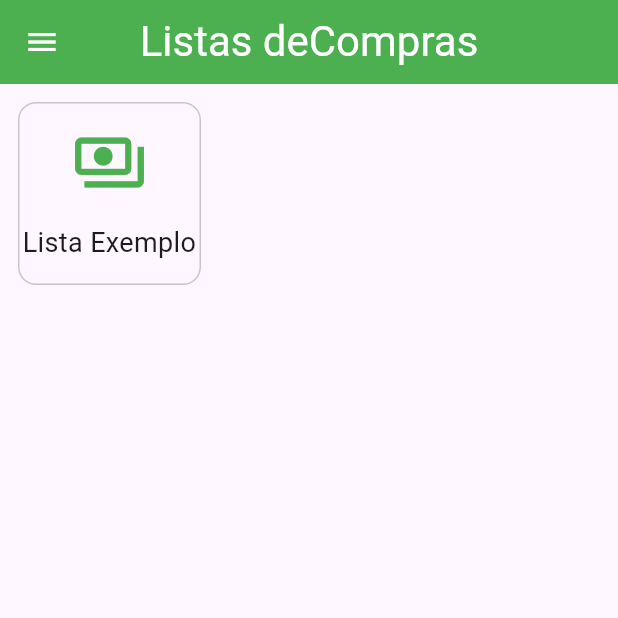
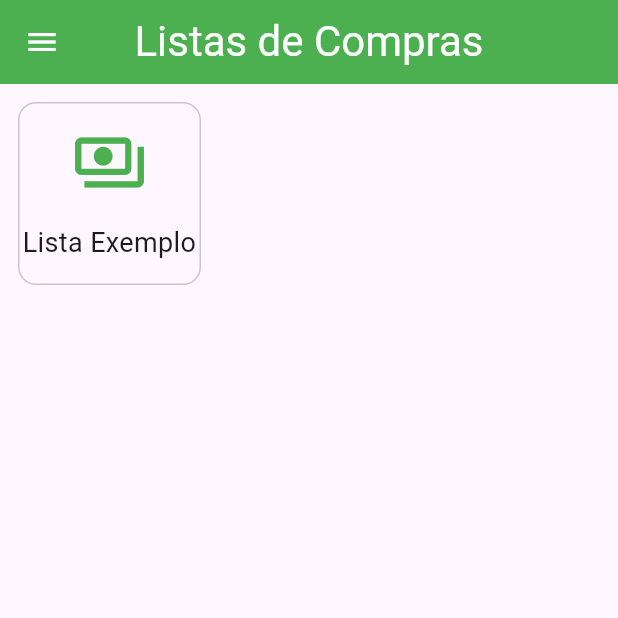
Before and after one commit to Sampaio-Luan/lista_de_compras, a Flutter app: the HomeView screen opened directly with empty values, on a phone screen of 412 x 824 dp, the top half of it. Run offline on Flutter 3.47's test engine with Material 3 defaults, Android fonts, the phone set to English and light mode, and no system bars; our stand-ins replace device_preview.

Commit message:
finalizadas requisições feitas pelo professor

```diff
--- a/lib/views/home_view.dart
+++ b/lib/views/home_view.dart
@@ -50,8 +50,8 @@ class _HomeViewState extends State<HomeView> {
       return AppBar(
         backgroundColor: Colors.green,
         foregroundColor: Colors.white,
-        title: Text('Listas deCompras',
-          style: const TextStyle(
+        title: const Text('Listas de Compras',
+          style:  TextStyle(
             fontSize: 28,
           ),
         ),
--- a/lib/views/sobre_view.dart
+++ b/lib/views/sobre_view.dart
@@ -1,5 +1,4 @@
 import 'package:flutter/material.dart';
-import 'package:lista_de_compras/repositories/listas_repository.dart';
 import 'package:lista_de_compras/views/login_view.dart';
 
 class SobreView extends StatefulWidget {
@@ -20,7 +19,7 @@ class SobreView extends StatefulWidget {
 class _SobreViewState extends State<SobreView> {
   @override
   Widget build(BuildContext context) {
-    final r = ListasRespository();
+
     String temaEscolhido =
         'O aplicativo é focado em ajudar os usuários a organizar seus itens de compras de maneira eficiente, com recurso de listas e itens editáveis, facilmente gerenciáveis.';
     String objetivo =
```
